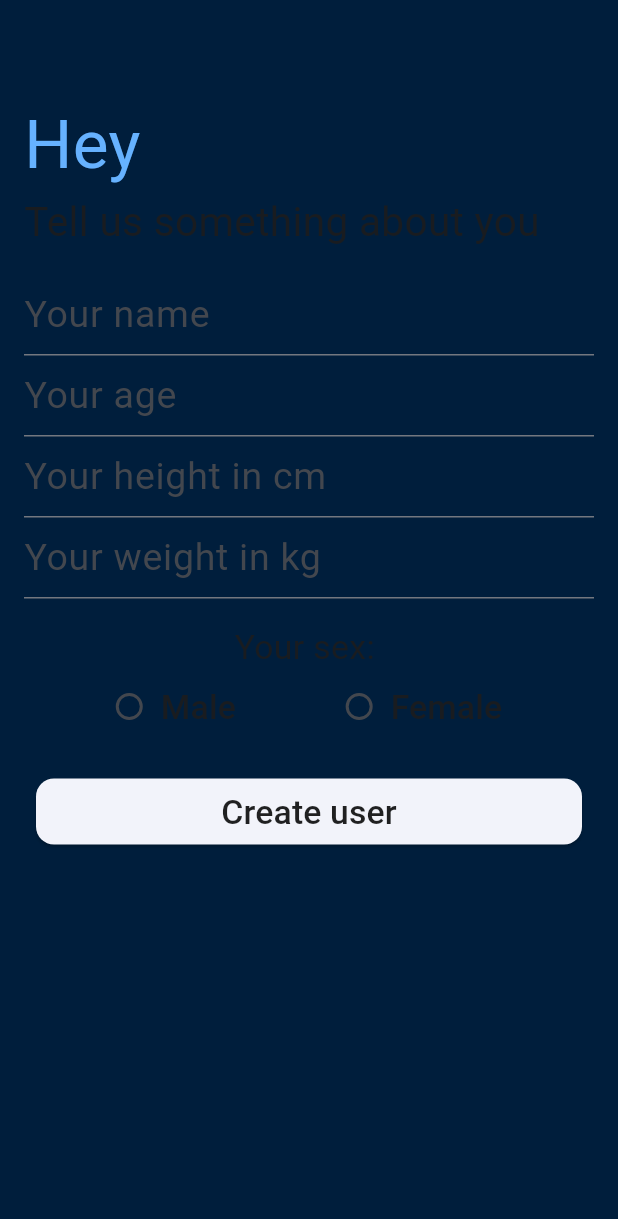
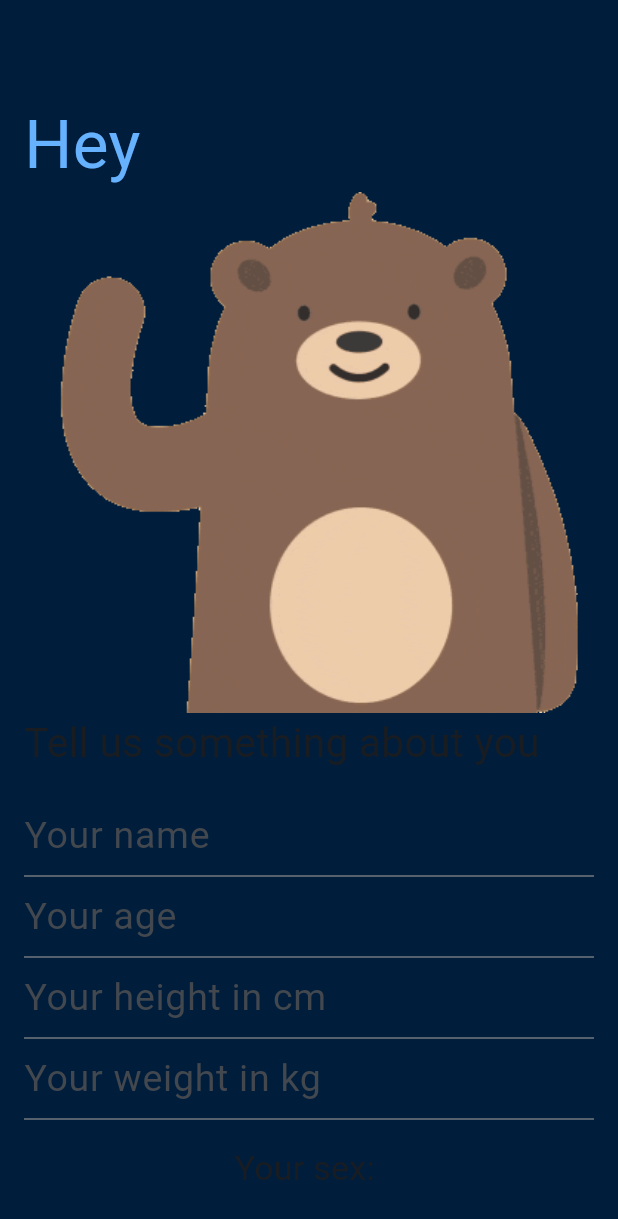
Before and after one commit to koloiyolo/fitness_app, a Flutter app: the screen it shows after launch, on a phone screen of 412 x 824 dp. Shown: the top 1219 px of the screen. Run offline on Flutter 3.47's test engine with Material 2 defaults, Android fonts, the phone set to English and light mode, and no system bars; our stand-ins replace geolocator, hive, hive_flutter; accounts and stored records are empty.

Commit message:
added friendly bear to splash screen

```diff
--- a/lib/screens/splash.dart
+++ b/lib/screens/splash.dart
@@ -33,6 +33,7 @@ class _SplashScreenState extends State<SplashScreen> {
               fontSize: 45,
               color:  Color.fromARGB(255, 102, 178, 255)
             ) ,),
+            Image.asset('lib/assets/bear.gif', scale: 1),
             const BuildText(text: 'Tell us something about you', size: 1.8),
             const SizedBox(height: 16),
             TextFormField(
--- a/pubspec.yaml
+++ b/pubspec.yaml
@@ -62,9 +62,9 @@ flutter:
   uses-material-design: true
 
   # To add assets to your application, add an assets section, like this:
-  # assets:
-  #   - images/a_dot_burr.jpeg
-  #   - images/a_dot_ham.jpeg
+  assets:
+    - lib/assets/bear.gif
+    # - images/a_dot_ham.jpeg
 
   # An image asset can refer to one or more resolution-specific "variants", see
   # https://flutter.dev/assets-and-images/#resolution-aware
```
Also changed, not shown: lib/assets/bear.gif (added).
